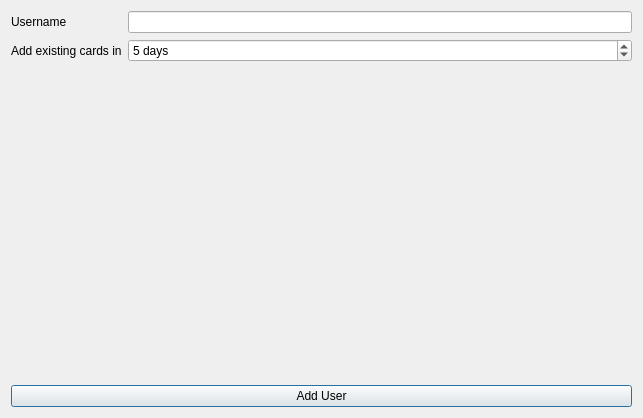
Old version of the form usermanagementdialog.ui in the repository t123yh/Memorized.
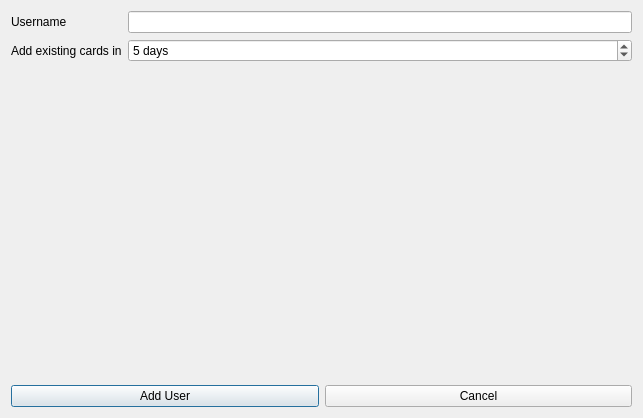
New version of the form.

Commit message: Fix crash on switching card group.

```diff
--- a/usermanagementdialog.ui
+++ b/usermanagementdialog.ui
@@ -64,6 +64,8 @@
     </layout>
    </item>
    <item>
+    <layout class="QHBoxLayout" name="horizontalLayout">
+     <item>
     <widget class="QPushButton" name="btn_Add">
      <property name="sizePolicy">
       <sizepolicy hsizetype="Minimum" vsizetype="Fixed">
@@ -76,6 +78,15 @@
      </property>
     </widget>
    </item>
+     <item>
+      <widget class="QPushButton" name="btn_Cancel">
+       <property name="text">
+        <string>Cancel</string>
+       </property>
+      </widget>
+     </item>
+    </layout>
+   </item>
   </layout>
  </widget>
  <resources/>
```
Left out of the diff: 21 changed lines with no effect on the pictures. Lines whose indentation alone changed are shown as unchanged. The commit also changes 2 other files.
